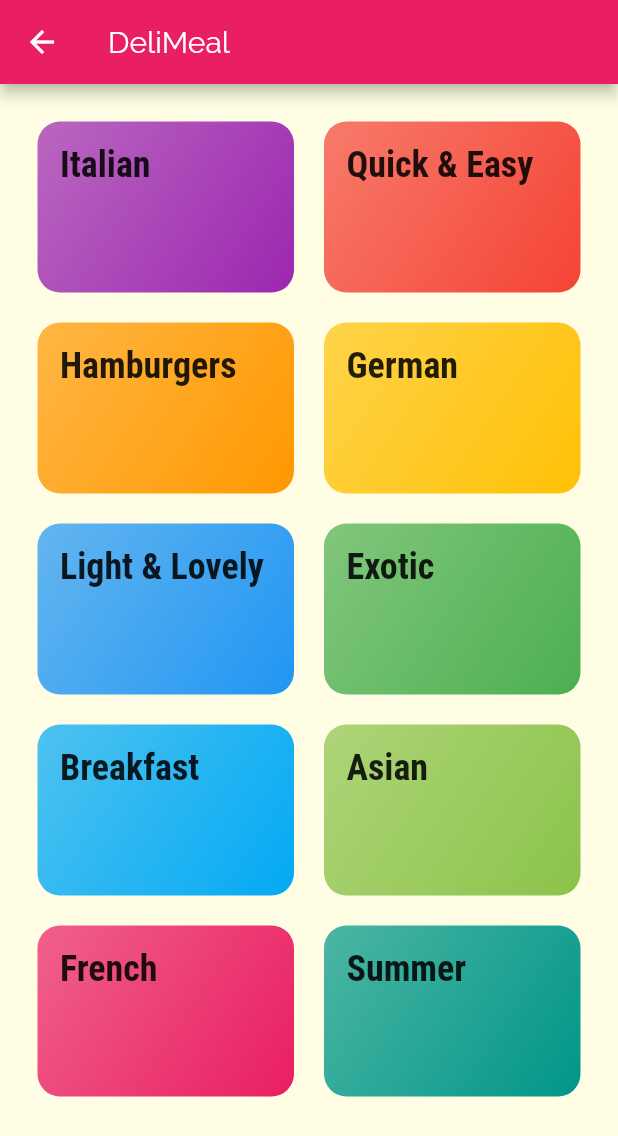
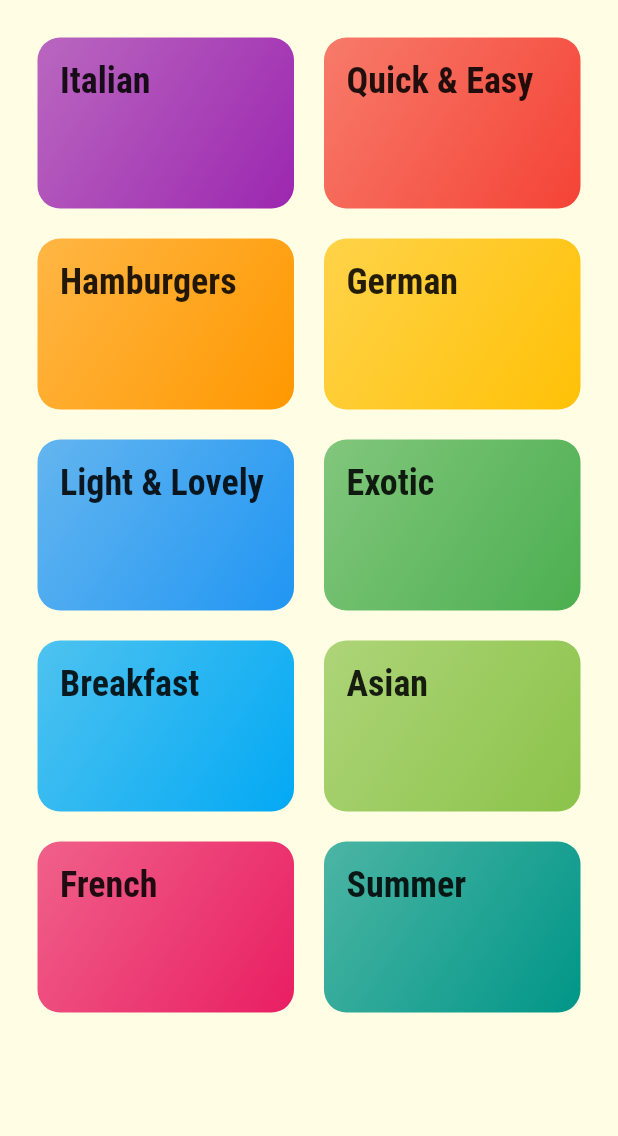
Before and after one commit to fullpagedeveloper/flutter_complete_guide, a Flutter app: the CategoriesScreen widget shown alone on an empty page, opened directly, on a phone screen of 412 x 824 dp. Shown: the top 1136 px of the screen. Run offline on Flutter 3.47's test engine with Material 2 defaults, Android fonts, the phone set to English and light mode, and no system bars.

Commit message:
Adding a TabBar to the AppBar

```diff
--- a/lib/main.dart
+++ b/lib/main.dart
@@ -1,7 +1,8 @@
 import 'dart:ui';
 
 import 'package:flutter/material.dart';
-import 'package:flutter_complete_guide/screens/meal_detail_screen,dart.dart';
+import './screens/meal_detail_screen,dart.dart';
+import './screens/tabs_screen.dart';
 import 'screens/category_meals_screen.dart';
 import 'screens/categories_screen.dart';
 
@@ -37,7 +38,7 @@ class MyApp extends StatelessWidget {
 
       /// default is
       routes: {
-        '/': (context) => CategoriesScreen(),
+        '/': (context) => TabsScreen(),
         // '/category-meals': (context) => CategoryMealsScreen(), cara pertama
         CategoryMealsScreen.routeName: (context) => CategoryMealsScreen(),
         MealDetailScreen.routeName: (context) => MealDetailScreen(),//cara kedua
--- a/lib/screens/categories_screen.dart
+++ b/lib/screens/categories_screen.dart
@@ -3,13 +3,16 @@ import '../widgets/category_item.dart';
 import '../dummy_data.dart';
 
 class CategoriesScreen extends StatelessWidget {
+  ///Scaffold(
+  //       appBar: AppBar(
+  //         title: Text('DeliMeal'),
+  //       ),
+  //       body:
+  ///
+
   @override
   Widget build(BuildContext context) {
-    return Scaffold(
-      appBar: AppBar(
-        title: Text('DeliMeal'),
-      ),
-      body: GridView(
+    return GridView(
         padding: const EdgeInsets.all(25),
         children: DUMMY_CATEGORIES
             .map((catData) =>
@@ -21,7 +24,7 @@ class CategoriesScreen extends StatelessWidget {
           crossAxisSpacing: 20,
           mainAxisSpacing: 20,
         ),
-      ),
-    );
+      );
+    // );
   }
 }
```
Also changed, not shown: lib/screens/favorite_screen.dart (added, +10 -0 lines), lib/screens/tabs_screen.dart (added, +41 -0 lines).
